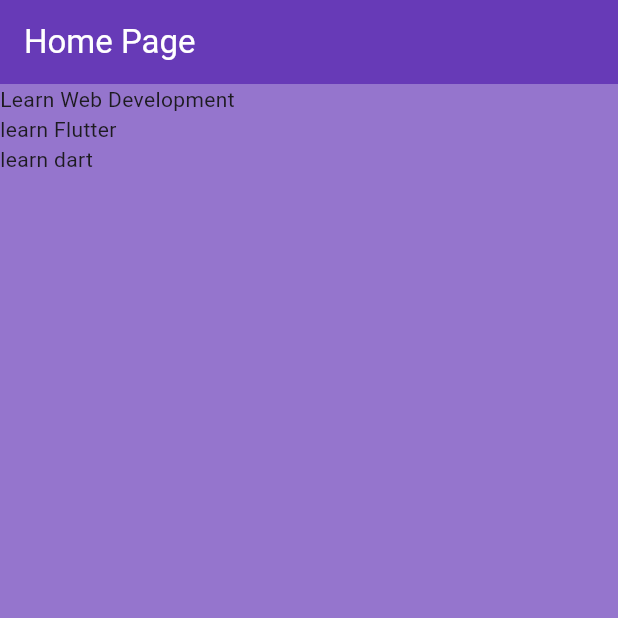
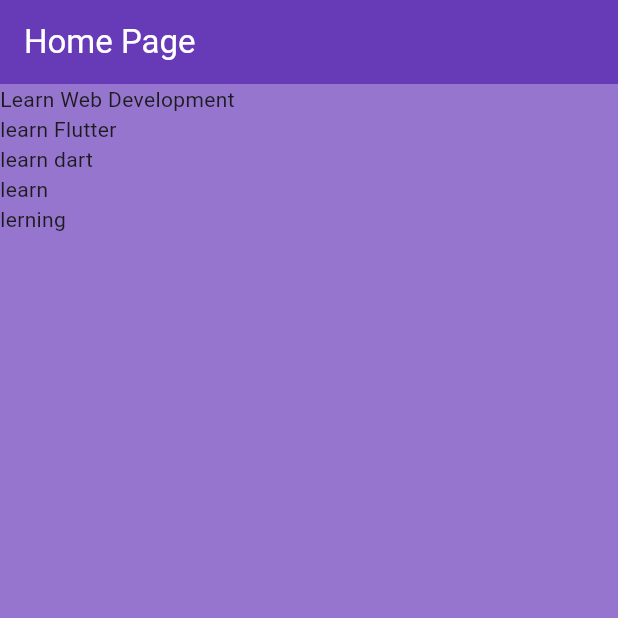
Before and after one commit to Justramin/flutter-practice, a Flutter app: the screen it shows after launch, on a phone screen of 412 x 824 dp, the top half of it. Run offline on Flutter 3.47's test engine with Material 3 defaults, Android fonts, the phone set to English and light mode, and no system bars.

Commit message:
your message

```diff
--- a/lib/pages/home_page.dart
+++ b/lib/pages/home_page.dart
@@ -7,6 +7,8 @@ class HomePage extends StatelessWidget {
     ['Learn Web Development', false],
     ['learn Flutter', false],
     ['learn dart', false],
+    ['learn ', false],
+    ['lerning', false],
   ];
 
   @override
```
